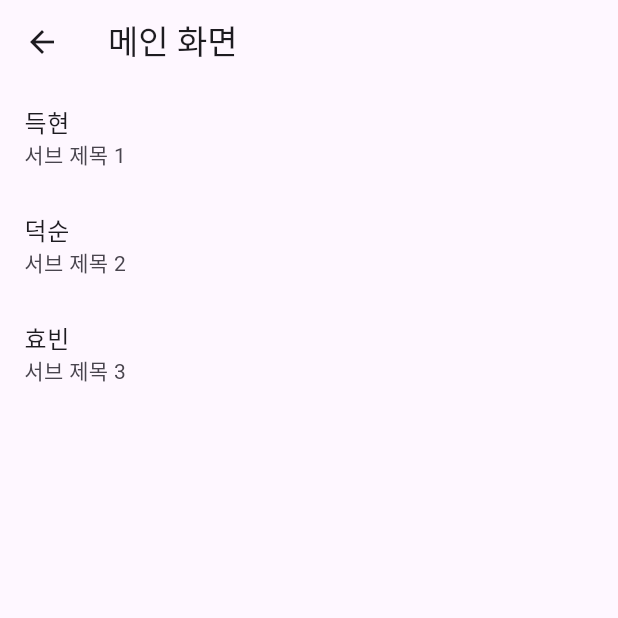
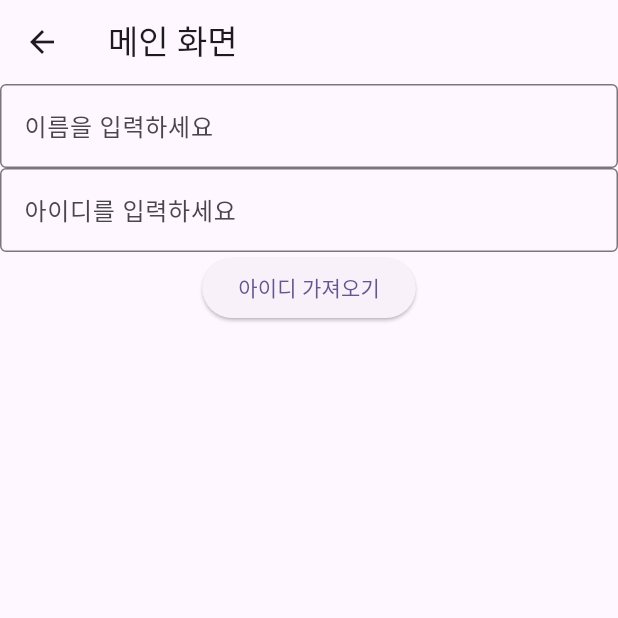
Before and after one commit to Daco2020/flutter-practice2, a Flutter app: the screen it shows after launch, on a phone screen of 412 x 824 dp, the top half of it. Run offline on Flutter 3.47's test engine with Material 3 defaults, Android fonts, the phone set to English and light mode, and no system bars.

Commit message:
feat: TextEditingController TextField 위젯 구현

```diff
--- a/lib/screen/main_screen.dart
+++ b/lib/screen/main_screen.dart
@@ -9,21 +9,35 @@ class MainScreen extends StatefulWidget {
 
 class _MainScreenState extends State<MainScreen> {
   List listHello = ["득현", "덕순", "효빈"];
+  TextEditingController idController = TextEditingController();
+  // 유저가 인풋창에 입력한 값을 가져오기 위한 컨트롤러
+
   @override
   Widget build(BuildContext context) {
     return Scaffold(
-      appBar: AppBar(title: const Text('메인 화면')),
-      body: ListView.builder(
-        // 리스트 목록 UI 생성, itemCount에 지정된 숫자만큼 반복한다.
-        itemCount: listHello.length,
-        itemBuilder: (BuildContext context, int index) {
-          var count = index + 1;
-          return ListTile(
-            title: Text('${listHello[index]}'),
-            subtitle: Text('서브 제목 $count'),
-          );
-        },
-      ),
-    );
+        appBar: AppBar(title: const Text('메인 화면')),
+        body: Column(
+          children: [
+            const TextField(
+              decoration: InputDecoration(
+                border: OutlineInputBorder(),
+                labelText: '이름을 입력하세요', // placeholder 역할
+              ),
+            ),
+            TextField(
+              controller: idController,
+              decoration: const InputDecoration(
+                border: OutlineInputBorder(),
+                labelText: '아이디를 입력하세요', // placeholder 역할
+              ),
+            ),
+            ElevatedButton(
+              onPressed: () {
+                print(idController.text.toString());
+              },
+              child: const Text('아이디 가져오기'),
+            ),
+          ],
+        ));
   }
 }
```
